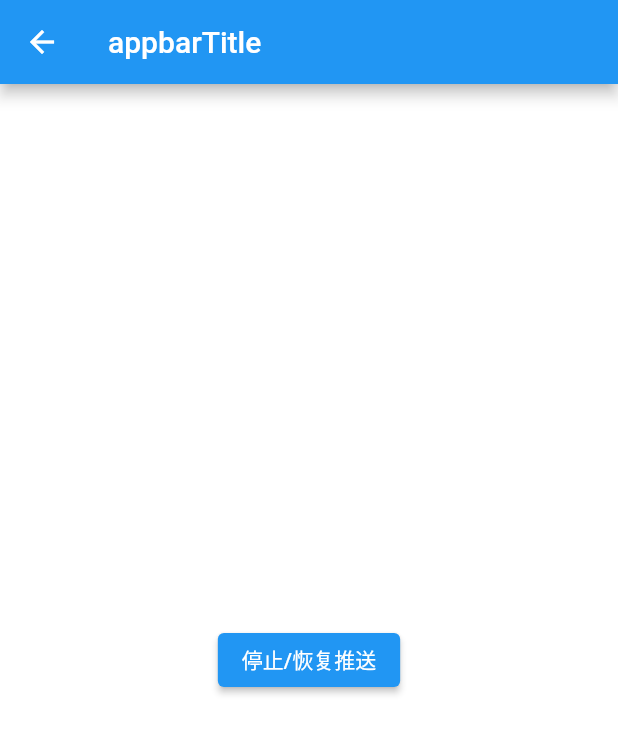
After one commit to niyangup/flutter_native_demo, a Flutter app: the PushPage screen opened directly, after a tap on "停止/恢复推送", on a phone screen of 412 x 824 dp. The commit adds this screen. Shown: the top 734 px of the screen. Run offline on Flutter 3.47's test engine with Material 2 defaults, Android fonts, the phone set to English and light mode, and no system bars; missing offline and left inert: mobpush_plugin.

Commit message:
新增集成Mob推送Android端

```diff
--- a/lib/main.dart
+++ b/lib/main.dart
@@ -6,6 +6,7 @@ import 'package:flutter_first_demo/second_page.dart';
 
 import 'map_view/map_select_page.dart';
 import 'native_view/native_view_page.dart';
+import 'push/push_page.dart';
 
 void main() {
   WidgetsFlutterBinding.ensureInitialized();
@@ -99,6 +100,8 @@ class _MyAppState extends State<MyApp> {
               page = NativeViewPage();
             } else if (value == "Map") {
               page = MapSelectPage();
+            } else if (value == "Push") {
+              page = PushPage();
             }
             Navigator.push(context, MaterialPageRoute(builder: (context) => page));
           },
@@ -107,6 +110,7 @@ class _MyAppState extends State<MyApp> {
               PopupMenuItem<String>(value: 'Stream', child: Text('Stream')),
               PopupMenuItem<String>(value: 'AndroidView', child: Text('AndroidView')),
               PopupMenuItem<String>(value: 'Map', child: Text('Map')),
+              PopupMenuItem<String>(value: 'Push', child: Text('Push')),
             ];
           },
         )
--- /dev/null
+++ b/lib/push/push_page.dart
@@ -0,0 +1,63 @@
+import 'dart:io';
+
+import 'package:flutter/material.dart';
+import 'package:mobpush_plugin/mobpush_plugin.dart';
+import 'package:flutter/foundation.dart';
+
+class PushPage extends StatefulWidget {
+  PushPage({Key key}) : super(key: key);
+
+  @override
+  _PushPageState createState() => _PushPageState();
+}
+
+class _PushPageState extends State<PushPage> {
+  @override
+  void initState() {
+    super.initState();
+    MobpushPlugin.updatePrivacyPermissionStatus(true);
+    if (Platform.isIOS) {
+      MobpushPlugin.setCustomNotification();
+      MobpushPlugin.setAPNsForProduction(kReleaseMode);
+    }
+    MobpushPlugin.addPushReceiver(_onEvent, _onError);
+  }
+
+  @override
+  Widget build(BuildContext context) {
+    return Scaffold(
+      backgroundColor: Colors.white,
+      appBar: AppBar(
+        title: Text('appbarTitle'),
+      ),
+      body: Center(
+        child: SingleChildScrollView(
+          child: Column(
+            children: [
+              ElevatedButton(
+                child: Text('停止/恢复推送'),
+                onPressed: () async {
+                  if (await MobpushPlugin.isPushStopped()) {
+                    await MobpushPlugin.restartPush();
+                    print('已恢复');
+                  } else {
+                    await MobpushPlugin.stopPush();
+                    print('已停止');
+                  }
+                },
+              ),
+            ],
+          ),
+        ),
+      ),
+    );
+  }
+
+  _onEvent(Object event) {
+    print('接收到event $event');
+  }
+
+  _onError(Object event) {
+    print('接收到error $event');
+  }
+}
--- a/pubspec.yaml
+++ b/pubspec.yaml
@@ -28,6 +28,7 @@ dependencies:
   # The following adds the Cupertino Icons font to your application.
   # Use with the CupertinoIcons class for iOS style icons.
   cupertino_icons: ^0.1.3
+  mobpush_plugin:
 
 dev_dependencies:
   flutter_test:
```
Also changed, not shown: pubspec.lock, 11 other files.
